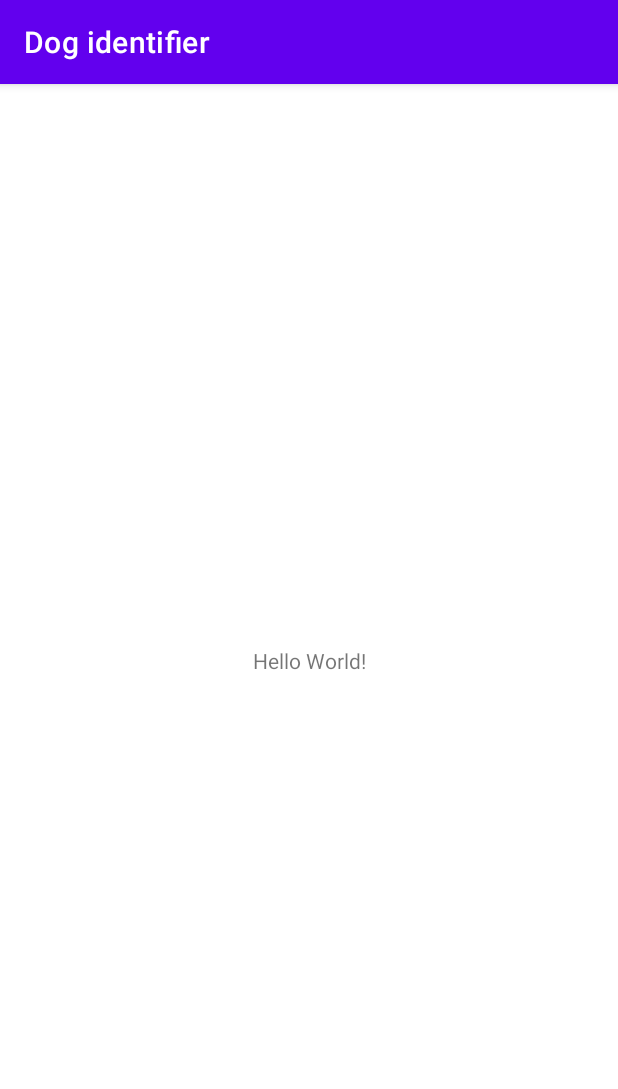
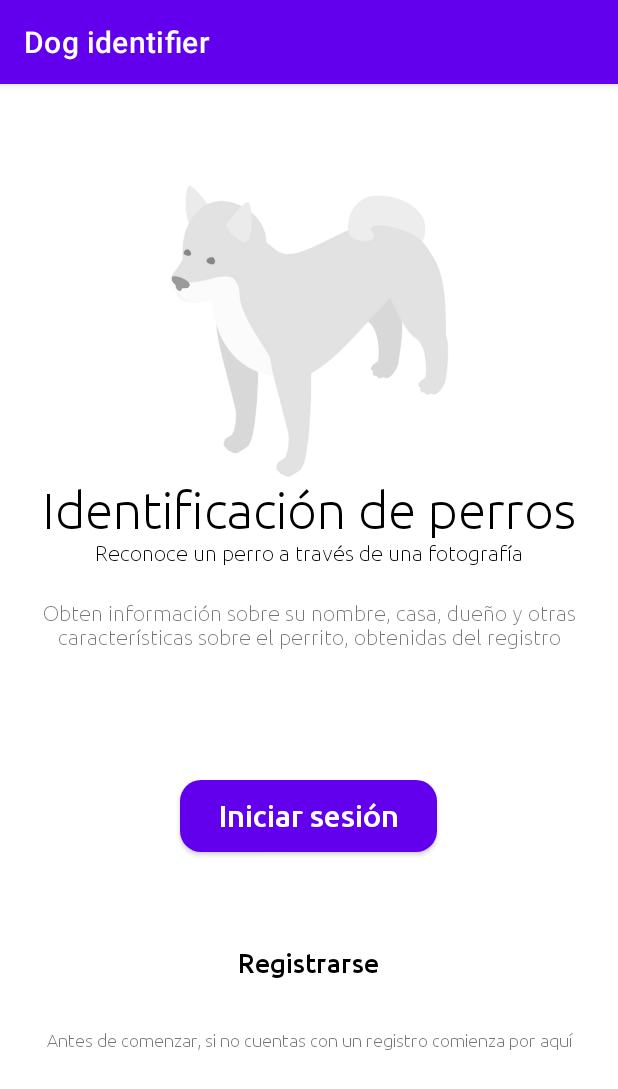
Before and after one commit to Ismaiax/dogidentifier, an Android app: the screen it shows after launch (MainActivity), on a phone screen of 412 x 824 dp. Shown: the top 1089 px of the screen. Run offline under Robolectric (Android 15) with nearby library versions, the phone set to English and light mode, and no system bars.

Commit message:
Creación de pantalla de inicio

```diff
--- a/app/src/main/AndroidManifest.xml
+++ b/app/src/main/AndroidManifest.xml
@@ -8,6 +8,9 @@
         android:label="@string/app_name"
         android:supportsRtl="true"
         android:theme="@style/Theme.DogIdentifier">
+        <activity
+            android:name=".UserLogin"
+            android:exported="true" />
         <activity
             android:name=".SplashScreen"
             android:exported="true"
--- a/app/src/main/java/com/ismaias/dogidentifier/MainActivity.java
+++ b/app/src/main/java/com/ismaias/dogidentifier/MainActivity.java
@@ -2,7 +2,10 @@ package com.ismaias.dogidentifier;
 
 import androidx.appcompat.app.AppCompatActivity;
 
+import android.content.Intent;
 import android.os.Bundle;
+import android.view.View;
+import android.widget.Toast;
 
 public class MainActivity extends AppCompatActivity {
 
@@ -11,4 +14,18 @@ public class MainActivity extends AppCompatActivity {
         super.onCreate(savedInstanceState);
         setContentView(R.layout.activity_main);
     }
+
+
+
+
+    public void registroUsuario(View v) {
+        Toast.makeText(this, "Esta función aún no está disponible en este momento", Toast.LENGTH_LONG).show();
+    }
+
+
+    public void sendToLogin(View view) {
+        Intent intent = new Intent(this, UserLogin.class);
+        startActivity(intent);
+    }
+
 }
--- /dev/null
+++ b/app/src/main/java/com/ismaias/dogidentifier/UserLogin.java
@@ -0,0 +1,14 @@
+package com.ismaias.dogidentifier;
+
+import androidx.appcompat.app.AppCompatActivity;
+
+import android.os.Bundle;
+
+public class UserLogin extends AppCompatActivity {
+
+    @Override
+    protected void onCreate(Bundle savedInstanceState) {
+        super.onCreate(savedInstanceState);
+        setContentView(R.layout.activity_user_login);
+    }
+}
--- /dev/null
+++ b/app/src/main/res/drawable/buttonshape_main.xml
@@ -0,0 +1,22 @@
+<?xml version="1.0" encoding="utf-8"?>
+<shape xmlns:android="http://schemas.android.com/apk/res/android" android:shape="rectangle" >
+    <corners
+        android:radius="14dp"
+        />
+    <gradient
+        android:angle="315"
+        android:startColor="#7E7FFD"
+        android:endColor="#7273E5"
+        android:type="linear"
+        />
+
+    <padding
+        android:left="20dp"
+        android:top="5dp"
+        android:right="20dp"
+        android:bottom="5dp"
+        />
+
+
+
+</shape>
--- /dev/null
+++ b/app/src/main/res/drawable/buttonshape_second.xml
@@ -0,0 +1,17 @@
+<?xml version="1.0" encoding="utf-8"?>
+<shape xmlns:android="http://schemas.android.com/apk/res/android" android:shape="rectangle" >
+    <corners
+        android:radius="14dp"
+        />
+    <solid
+        android:color="#00FFFFFF"
+        />
+
+    <padding
+        android:left="25dp"
+        android:top="5dp"
+        android:right="25dp"
+        android:bottom="5dp"
+        />
+
+</shape>
--- a/app/src/main/res/layout/activity_main.xml
+++ b/app/src/main/res/layout/activity_main.xml
@@ -1,18 +1,126 @@
 <?xml version="1.0" encoding="utf-8"?>
-<androidx.constraintlayout.widget.ConstraintLayout xmlns:android="http://schemas.android.com/apk/res/android"
+<LinearLayout xmlns:android="http://schemas.android.com/apk/res/android"
     xmlns:app="http://schemas.android.com/apk/res-auto"
     xmlns:tools="http://schemas.android.com/tools"
     android:layout_width="match_parent"
     android:layout_height="match_parent"
+    android:orientation="vertical"
+    android:weightSum="2"
+    android:padding="20dp"
     tools:context=".MainActivity">
 
-    <TextView
+
+    <LinearLayout
         android:layout_width="wrap_content"
-        android:layout_height="wrap_content"
-        android:text="Hello World!"
-        app:layout_constraintBottom_toBottomOf="parent"
-        app:layout_constraintLeft_toLeftOf="parent"
-        app:layout_constraintRight_toRightOf="parent"
-        app:layout_constraintTop_toTopOf="parent" />
+        android:layout_height="0dp"
+        android:layout_weight="1"
+        android:gravity="center_horizontal"
+        android:orientation="vertical"
+        android:paddingTop="45dp">
 
-</androidx.constraintlayout.widget.ConstraintLayout>
+        <ImageView
+            android:id="@+id/imageView2"
+            android:layout_width="match_parent"
+            android:layout_height="0dp"
+            android:layout_weight="5"
+            android:contentDescription="@string/img_dog_image_description"
+            app:srcCompat="@drawable/dog_grey"
+            tools:ignore="ImageContrastCheck" />
+
+        <TextView
+            android:id="@+id/textView3"
+            android:layout_width="match_parent"
+            android:layout_height="0dp"
+            android:layout_weight="1"
+            android:fontFamily="@font/ubuntu_light"
+            android:text="@string/text_mainactivity_title"
+            android:textAlignment="center"
+            android:textColor="@color/black"
+            android:textColorHint="@color/black"
+            android:textSize="34sp" />
+
+        <TextView
+            android:id="@+id/textView4"
+            android:layout_width="match_parent"
+            android:layout_height="0dp"
+            android:layout_weight="1"
+            android:fontFamily="@font/ubuntu_light"
+            android:text="@string/text_mainactivity_subtitle"
+            android:textAlignment="center"
+            android:textColor="@color/black"
+            android:textColorHint="@color/black" />
+
+        <TextView
+            android:id="@+id/textView5"
+            android:layout_width="match_parent"
+            android:layout_height="0dp"
+            android:layout_weight="1"
+            android:fontFamily="@font/ubuntu_light"
+            android:text="@string/text_mainactivity_description"
+            android:textAlignment="center"
+            android:textColorHint="#6D6D6D" />
+
+    </LinearLayout>
+
+    <LinearLayout
+        android:layout_width="match_parent"
+        android:layout_height="0dp"
+        android:layout_weight="1"
+        android:gravity="center_horizontal"
+        android:orientation="vertical"
+        android:paddingTop="80dp">
+
+        <Button
+            android:id="@+id/button"
+            android:layout_width="wrap_content"
+            android:layout_height="wrap_content"
+            android:background="@drawable/buttonshape_main"
+            android:elevation="10dp"
+            android:fontFamily="@font/ubuntu_medium"
+            android:letterSpacing="0"
+            android:paddingLeft="25dp"
+            android:paddingRight="25dp"
+            android:text="@string/action_login"
+            android:textAllCaps="false"
+            android:textColor="#FFFFFF"
+            android:textSize="20sp"
+            android:onClick="sendToLogin"
+            android:translationZ="10dp" />
+
+        <Space
+            android:layout_width="wrap_content"
+            android:layout_height="50dp" />
+
+        <Button
+            android:id="@+id/button2"
+            android:layout_width="wrap_content"
+            android:layout_height="wrap_content"
+            android:background="@drawable/buttonshape_second"
+            android:fontFamily="@font/ubuntu_medium"
+            android:letterSpacing="0"
+            android:text="@string/action_register"
+            android:textAllCaps="false"
+            android:textColor="#000000"
+            android:onClick="registroUsuario"
+            android:textSize="18sp" />
+
+        <Space
+            android:layout_width="wrap_content"
+            android:layout_height="20dp" />
+
+        <TextView
+            android:id="@+id/textView6"
+            android:layout_width="match_parent"
+            android:layout_height="0dp"
+            android:layout_weight="1"
+            android:fontFamily="@font/ubuntu_light"
+            android:text="@string/text_mainactivity_under_description"
+            android:textAlignment="center"
+            android:textSize="12sp" />
+
+    </LinearLayout>
+
+
+
+
+</LinearLayout>
--- /dev/null
+++ b/app/src/main/res/layout/activity_user_login.xml
@@ -0,0 +1,9 @@
+<?xml version="1.0" encoding="utf-8"?>
+<androidx.constraintlayout.widget.ConstraintLayout xmlns:android="http://schemas.android.com/apk/res/android"
+    xmlns:app="http://schemas.android.com/apk/res-auto"
+    xmlns:tools="http://schemas.android.com/tools"
+    android:layout_width="match_parent"
+    android:layout_height="match_parent"
+    tools:context=".UserLogin">
+
+</androidx.constraintlayout.widget.ConstraintLayout>
--- a/app/src/main/res/values/strings.xml
+++ b/app/src/main/res/values/strings.xml
@@ -2,4 +2,15 @@
     <string name="app_name">Dog identifier</string>
     <string name="img_dog_image_description">Imagen de perrito</string>
     <string name="text_homework_1">Desarrollo básico para aplicación de IoT</string>
+
+    <!-- Actividad principal -->
+    <string name="text_mainactivity_title">Identificación de perros</string>
+    <string name="text_mainactivity_subtitle">Reconoce un perro a través de una fotografía</string>
+    <string name="text_mainactivity_description">Obten información sobre su nombre, casa, dueño y otras características sobre el perrito, obtenidas del registro</string>
+    <string name="text_mainactivity_under_description">Antes de comenzar, si no cuentas con un registro comienza por aquí</string>
+
+    <!-- Acciones -->
+    <string name="action_login">Iniciar sesión</string>
+    <string name="action_register">Registrarse</string>
+
 </resources>
```
Also changed, not shown: app/src/main/res/drawable-v24/dog_grey.png (added), app/src/main/res/font/ubuntu_medium.ttf (added).
